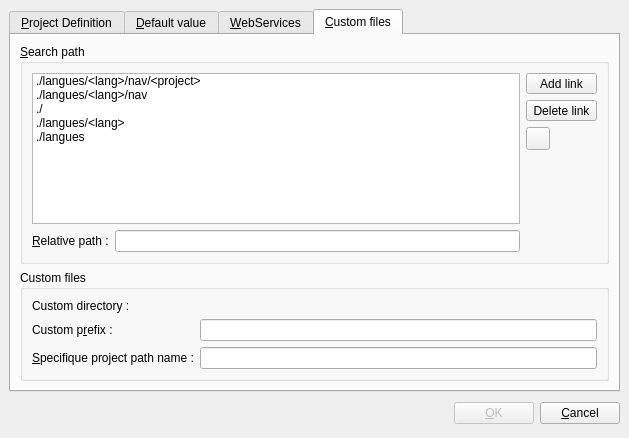
Qt form ui/projectproperty.ui (phoenix741/xinx) before a commit.
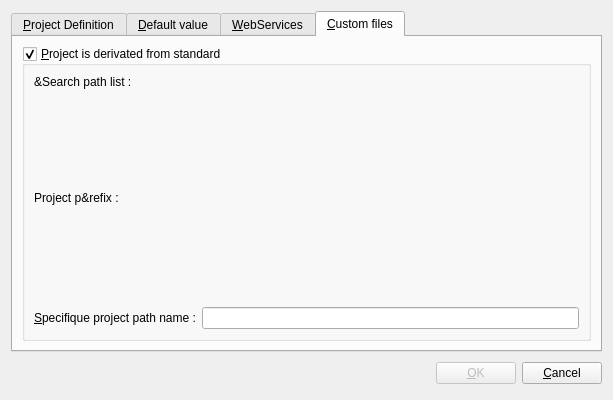
The same form after that commit. The open tabs and pages were chosen to show the change. Icons and pictures are not drawn. Custom widgets are drawn as their Qt base class.

What changed in the file:
```diff
--- a/ui/projectproperty.ui
+++ b/ui/projectproperty.ui
@@ -5,21 +5,15 @@
    <rect>
     <x>0</x>
     <y>0</y>
-    <width>629</width>
-    <height>438</height>
+    <width>613</width>
+    <height>400</height>
    </rect>
   </property>
   <property name="windowTitle" >
    <string>Project property</string>
   </property>
-  <layout class="QVBoxLayout" >
-   <property name="margin" >
-    <number>9</number>
-   </property>
-   <property name="spacing" >
-    <number>6</number>
-   </property>
-   <item>
+  <layout class="QGridLayout" >
+   <item row="0" column="0" >
     <widget class="QTabWidget" name="tabWidget" >
      <property name="currentIndex" >
       <number>0</number>
@@ -439,168 +433,49 @@
       <attribute name="title" >
        <string>&amp;Custom files</string>
       </attribute>
-      <layout class="QVBoxLayout" >
-       <property name="margin" >
-        <number>9</number>
-       </property>
-       <property name="spacing" >
-        <number>6</number>
-       </property>
-       <item>
-        <widget class="QGroupBox" name="m_searchPathGroupBox" >
+      <layout class="QGridLayout" >
+       <item row="0" column="0" >
+        <widget class="QGroupBox" name="m_specifiqueGroupBox" >
          <property name="title" >
-          <string>&amp;Search path</string>
+          <string>&amp;Project is derivated from standard</string>
          </property>
-         <layout class="QGridLayout" >
-          <property name="margin" >
-           <number>9</number>
-          </property>
-          <property name="spacing" >
-           <number>6</number>
-          </property>
-          <item rowspan="2" row="0" column="2" >
-           <layout class="QVBoxLayout" >
-            <property name="margin" >
-             <number>0</number>
-            </property>
-            <property name="spacing" >
-             <number>6</number>
-            </property>
-            <item>
-             <widget class="QToolButton" name="m_searchPathBtnAdd" >
-              <property name="sizePolicy" >
-               <sizepolicy>
-                <hsizetype>5</hsizetype>
-                <vsizetype>0</vsizetype>
-                <horstretch>0</horstretch>
-                <verstretch>0</verstretch>
-               </sizepolicy>
-              </property>
-              <property name="text" >
-               <string>Add link</string>
-              </property>
-              <property name="icon" >
-               <iconset resource="../application.qrc" >:/images/add.png</iconset>
-              </property>
-             </widget>
-            </item>
-            <item>
-             <widget class="QToolButton" name="m_searchPathBtnDel" >
-              <property name="text" >
-               <string>Delete link</string>
-              </property>
-              <property name="icon" >
-               <iconset resource="../application.qrc" >:/images/remove.png</iconset>
-              </property>
-             </widget>
-            </item>
-            <item>
-             <widget class="QToolButton" name="m_searchPathBtnDef" >
-              <property name="icon" >
-               <iconset resource="../application.qrc" >:/images/checkbox.png</iconset>
-              </property>
-             </widget>
-            </item>
-            <item>
-             <spacer>
-              <property name="orientation" >
-               <enum>Qt::Vertical</enum>
-              </property>
-              <property name="sizeHint" >
-               <size>
-                <width>20</width>
-                <height>40</height>
-               </size>
-              </property>
-             </spacer>
-            </item>
-           </layout>
-          </item>
-          <item row="1" column="1" >
-           <widget class="QLineEdit" name="m_relativeLineEditPath" />
-          </item>
-          <item row="1" column="0" >
-           <widget class="QLabel" name="label_7" >
-            <property name="text" >
-             <string>&amp;Relative path :</string>
-            </property>
-            <property name="buddy" >
-             <cstring>m_relativeLineEditPath</cstring>
-            </property>
-           </widget>
-          </item>
-          <item row="0" column="0" colspan="2" >
-           <widget class="QListWidget" name="m_searchPathList" >
-            <item>
-             <property name="text" >
-              <string>./langues/&lt;lang>/nav/&lt;project></string>
-             </property>
-            </item>
-            <item>
-             <property name="text" >
-              <string>./langues/&lt;lang>/nav</string>
-             </property>
-            </item>
-            <item>
-             <property name="text" >
-              <string>./</string>
-             </property>
-            </item>
-            <item>
-             <property name="text" >
-              <string>./langues/&lt;lang></string>
-             </property>
-            </item>
-            <item>
-             <property name="text" >
-              <string>./langues</string>
-             </property>
-            </item>
-           </widget>
-          </item>
-         </layout>
-        </widget>
-       </item>
-       <item>
-        <widget class="QGroupBox" name="m_customFileGroupBox" >
-         <property name="title" >
-          <string>Custom files</string>
+         <property name="checkable" >
+          <bool>true</bool>
          </property>
          <layout class="QGridLayout" >
-          <property name="margin" >
-           <number>9</number>
-          </property>
-          <property name="spacing" >
-           <number>6</number>
-          </property>
           <item row="0" column="0" >
-           <widget class="QLabel" name="label_4" >
-            <property name="text" >
-             <string>Custom directory :</string>
+           <widget class="QLabel" name="m_pathListLabel" >
+            <property name="sizePolicy" >
+             <sizepolicy vsizetype="Fixed" hsizetype="Preferred" >
+              <horstretch>0</horstretch>
+              <verstretch>0</verstretch>
+             </sizepolicy>
             </property>
-           </widget>
-          </item>
-          <item row="0" column="1" >
-           <widget class="QLabel" name="m_specifiquePathLabel" >
             <property name="text" >
-             <string/>
+             <string>&amp;Search path list :</string>
             </property>
            </widget>
           </item>
-          <item row="1" column="1" >
-           <widget class="QLineEdit" name="m_prefixLineEdit" />
-          </item>
-          <item row="1" column="0" >
-           <widget class="QLabel" name="label_5" >
-            <property name="text" >
-             <string>Custom p&amp;refix :</string>
-            </property>
-            <property name="buddy" >
-             <cstring>m_prefixLineEdit</cstring>
-            </property>
-           </widget>
+          <item row="1" column="0" colspan="2" >
+           <widget class="XinxListWidgetImpl" native="1" name="m_searchPathList" />
           </item>
           <item row="2" column="0" >
+           <widget class="QLabel" name="m_prefixLabel" >
+            <property name="sizePolicy" >
+             <sizepolicy vsizetype="Fixed" hsizetype="Preferred" >
+              <horstretch>0</horstretch>
+              <verstretch>0</verstretch>
+             </sizepolicy>
+            </property>
+            <property name="text" >
+             <string>Project p&amp;refix :</string>
+            </property>
+           </widget>
+          </item>
+          <item row="3" column="0" colspan="2" >
+           <widget class="XinxListWidgetImpl" native="1" name="m_prefixList" />
+          </item>
+          <item row="4" column="0" >
            <widget class="QLabel" name="label_10" >
             <property name="text" >
              <string>&amp;Specifique project path name :</string>
@@ -610,7 +485,7 @@
             </property>
            </widget>
           </item>
-          <item row="2" column="1" >
+          <item row="4" column="1" >
            <widget class="QLineEdit" name="m_specifiqueProjectPathLineEdit" />
           </item>
          </layout>
@@ -620,14 +495,23 @@
      </widget>
     </widget>
    </item>
-   <item>
+   <item row="1" column="0" >
     <layout class="QHBoxLayout" >
-     <property name="margin" >
-      <number>0</number>
-     </property>
      <property name="spacing" >
       <number>6</number>
      </property>
+     <property name="leftMargin" >
+      <number>0</number>
+     </property>
+     <property name="topMargin" >
+      <number>0</number>
+     </property>
+     <property name="rightMargin" >
+      <number>0</number>
+     </property>
+     <property name="bottomMargin" >
+      <number>0</number>
+     </property>
      <item>
       <spacer>
        <property name="orientation" >
@@ -674,6 +558,12 @@
    <extends>QLineEdit</extends>
    <header>directoryedit.h</header>
   </customwidget>
+  <customwidget>
+   <class>XinxListWidgetImpl</class>
+   <extends>QWidget</extends>
+   <header>xinxlistwidgetimpl.h</header>
+   <container>1</container>
+  </customwidget>
  </customwidgets>
  <tabstops>
   <tabstop>m_nameLineEdit</tabstop>
```
Left out of the diff: 268 changed lines with no effect on the pictures.
